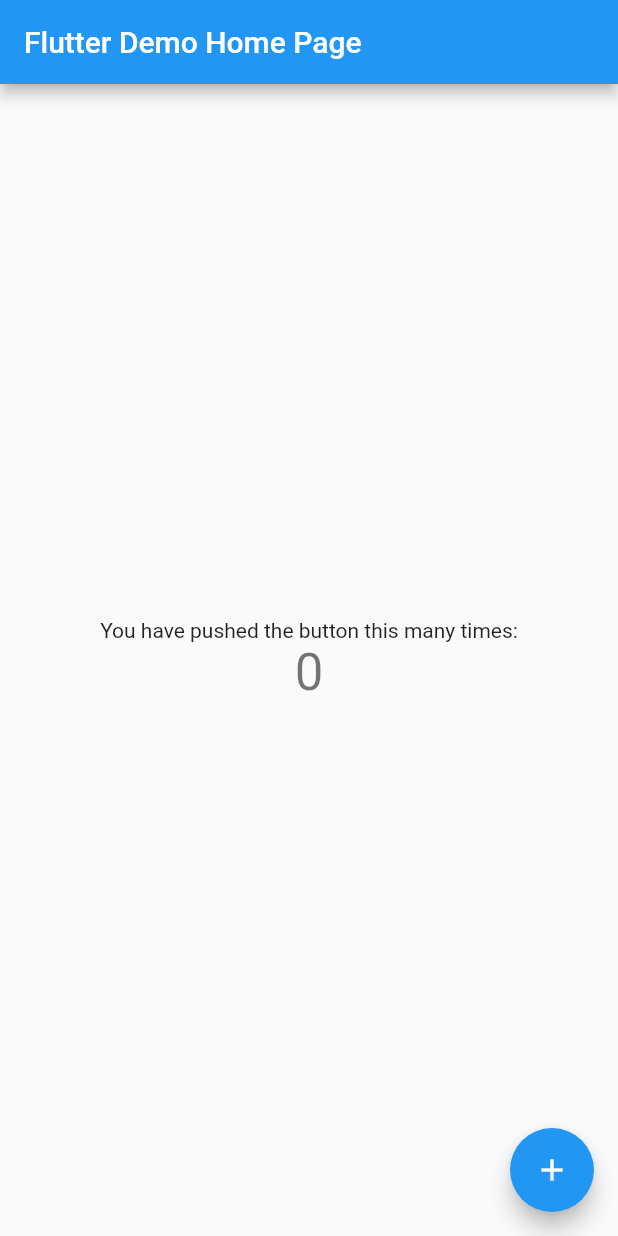
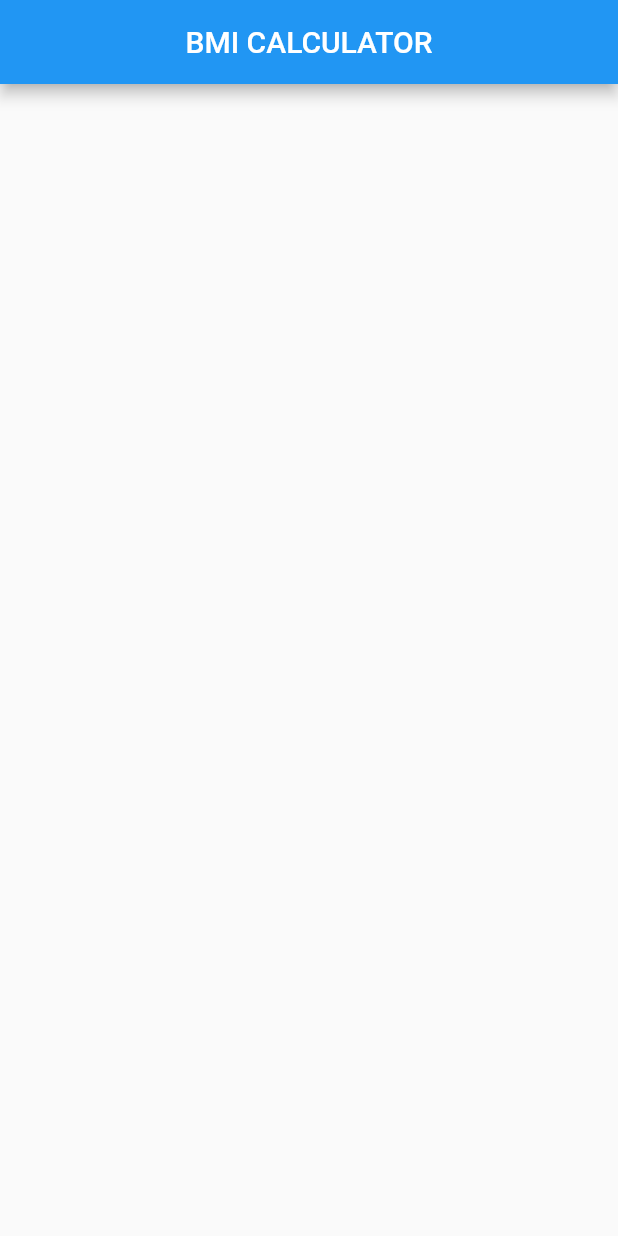
Before and after one commit to huzaifazahoorchohan/bmi_calculator, a Flutter app: the screen it shows after launch, on a phone screen of 412 x 824 dp. Run offline on Flutter 3.47's test engine with Material 2 defaults, Android fonts, the phone set to English and light mode, and no system bars.

Commit message:
Boiler plate done

```diff
--- a/lib/main.dart
+++ b/lib/main.dart
@@ -7,109 +7,26 @@ void main() {
 class MyApp extends StatelessWidget {
   const MyApp({Key? key}) : super(key: key);
 
-  // This widget is the root of your application.
   @override
   Widget build(BuildContext context) {
-    return MaterialApp(
-      title: 'Flutter Demo',
-      theme: ThemeData(
-        // This is the theme of your application.
-        //
-        // Try running your application with "flutter run". You'll see the
-        // application has a blue toolbar. Then, without quitting the app, try
-        // changing the primarySwatch below to Colors.green and then invoke
-        // "hot reload" (press "r" in the console where you ran "flutter run",
-        // or simply save your changes to "hot reload" in a Flutter IDE).
-        // Notice that the counter didn't reset back to zero; the application
-        // is not restarted.
-        primarySwatch: Colors.blue,
-      ),
-      home: const MyHomePage(title: 'Flutter Demo Home Page'),
+    return const MaterialApp(
+      debugShowCheckedModeBanner: false,
+      title: "BMI CALCULATOR",
+      home: BMIcalculator(),
     );
   }
 }
 
-class MyHomePage extends StatefulWidget {
-  const MyHomePage({Key? key, required this.title}) : super(key: key);
-
-  // This widget is the home page of your application. It is stateful, meaning
-  // that it has a State object (defined below) that contains fields that affect
-  // how it looks.
-
-  // This class is the configuration for the state. It holds the values (in this
-  // case the title) provided by the parent (in this case the App widget) and
-  // used by the build method of the State. Fields in a Widget subclass are
-  // always marked "final".
-
-  final String title;
-
-  @override
-  State<MyHomePage> createState() => _MyHomePageState();
-}
-
-class _MyHomePageState extends State<MyHomePage> {
-  int _counter = 0;
-
-  void _incrementCounter() {
-    setState(() {
-      // This call to setState tells the Flutter framework that something has
-      // changed in this State, which causes it to rerun the build method below
-      // so that the display can reflect the updated values. If we changed
-      // _counter without calling setState(), then the build method would not be
-      // called again, and so nothing would appear to happen.
-      _counter++;
-    });
-  }
+class BMIcalculator extends StatelessWidget {
+  const BMIcalculator({Key? key}) : super(key: key);
 
   @override
   Widget build(BuildContext context) {
-    // This method is rerun every time setState is called, for instance as done
-    // by the _incrementCounter method above.
-    //
-    // The Flutter framework has been optimized to make rerunning build methods
-    // fast, so that you can just rebuild anything that needs updating rather
-    // than having to individually change instances of widgets.
     return Scaffold(
       appBar: AppBar(
-        // Here we take the value from the MyHomePage object that was created by
-        // the App.build method, and use it to set our appbar title.
-        title: Text(widget.title),
+        centerTitle: true,
+        title: const Text("BMI CALCULATOR"),
       ),
-      body: Center(
-        // Center is a layout widget. It takes a single child and positions it
-        // in the middle of the parent.
-        child: Column(
-          // Column is also a layout widget. It takes a list of children and
-          // arranges them vertically. By default, it sizes itself to fit its
-          // children horizontally, and tries to be as tall as its parent.
-          //
-          // Invoke "debug painting" (press "p" in the console, choose the
-          // "Toggle Debug Paint" action from the Flutter Inspector in Android
-          // Studio, or the "Toggle Debug Paint" command in Visual Studio Code)
-          // to see the wireframe for each widget.
-          //
-          // Column has various properties to control how it sizes itself and
-          // how it positions its children. Here we use mainAxisAlignment to
-          // center the children vertically; the main axis here is the vertical
-          // axis because Columns are vertical (the cross axis would be
-          // horizontal).
-          mainAxisAlignment: MainAxisAlignment.center,
-          children: <Widget>[
-            const Text(
-              'You have pushed the button this many times:',
-            ),
-            Text(
-              '$_counter',
-              style: Theme.of(context).textTheme.headline4,
-            ),
-          ],
-        ),
-      ),
-      floatingActionButton: FloatingActionButton(
-        onPressed: _incrementCounter,
-        tooltip: 'Increment',
-        child: const Icon(Icons.add),
-      ), // This trailing comma makes auto-formatting nicer for build methods.
     );
   }
 }
```
Also changed, not shown: pubspec.yaml (+8 -47 lines), assets/fonts/Roboto-Black.ttf (added), assets/fonts/Roboto-Bold.ttf (added), assets/fonts/Roboto-Medium.ttf (added), assets/fonts/Roboto-Regular.ttf (added).
